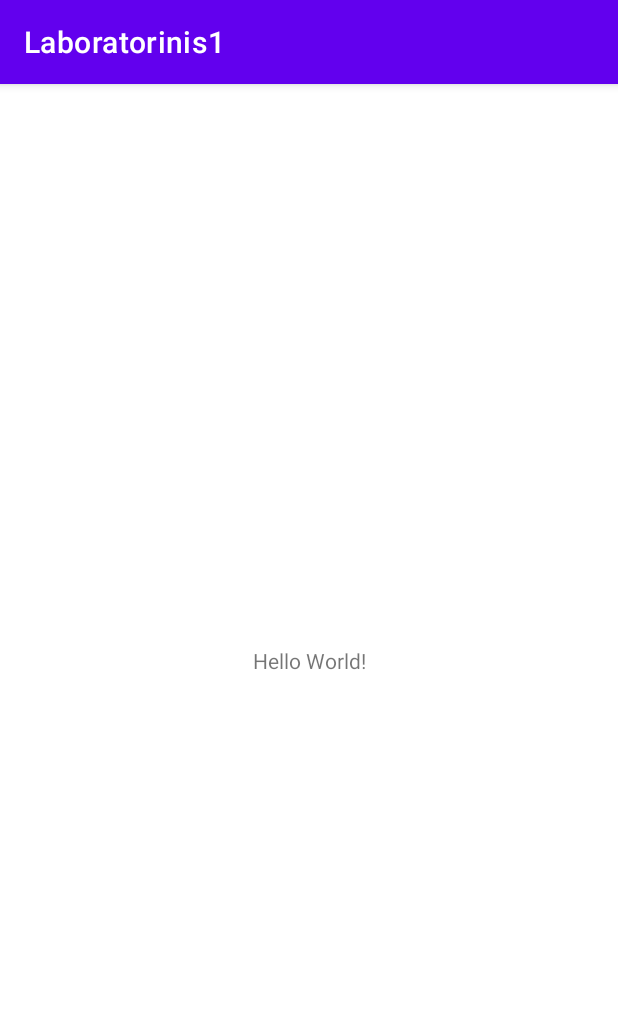
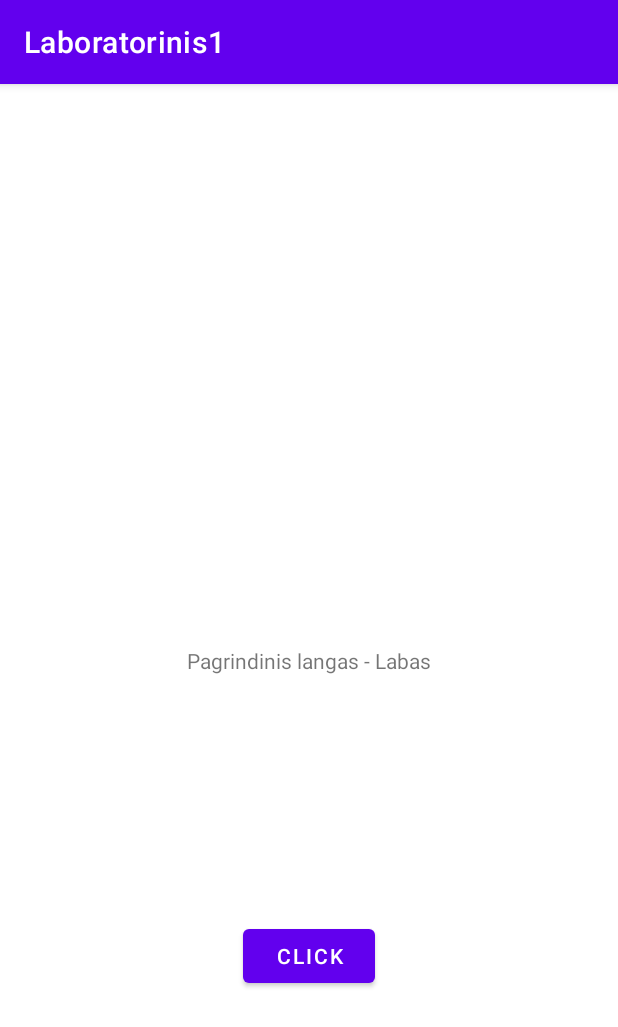
Before and after one commit to Lukaslalas/Laboratorinis.1, an Android app: the screen it shows after launch (MainActivity), on a phone screen of 412 x 824 dp. Shown: the top 1027 px of the screen. Run offline under Robolectric (Android 15) with nearby library versions, the phone set to English and light mode, and no system bars.

Commit message:
8 užduotis

```diff
--- a/app/src/main/java/com/example/laboratorinis1/MainActivity.java
+++ b/app/src/main/java/com/example/laboratorinis1/MainActivity.java
@@ -3,12 +3,24 @@ package com.example.laboratorinis1;
 import androidx.appcompat.app.AppCompatActivity;
 
 import android.os.Bundle;
+import android.view.View;
+import android.widget.TextView;
 
 public class MainActivity extends AppCompatActivity {
+
+    private TextView tvMain;
 
     @Override
     protected void onCreate(Bundle savedInstanceState) {
         super.onCreate(savedInstanceState);
         setContentView(R.layout.activity_main);
+
+        this.tvMain=(TextView)findViewById(R.id.tvMain); //this kviecia globalu
+        this.tvMain.setText("Pagrindinis langas - Labas");
+    }
+
+    public void onBtnMainClick(View view) {
+        this.tvMain.setText("Paspausta");
+
     }
 }
--- a/app/src/main/res/layout/activity_main.xml
+++ b/app/src/main/res/layout/activity_main.xml
@@ -7,6 +7,7 @@
     tools:context=".MainActivity">
 
     <TextView
+        android:id="@+id/tvMain"
         android:layout_width="wrap_content"
         android:layout_height="wrap_content"
         android:text="Hello World!"
@@ -15,4 +16,15 @@
         app:layout_constraintRight_toRightOf="parent"
         app:layout_constraintTop_toTopOf="parent" />
 
+    <Button
+        android:id="@+id/btnMain"
+        android:layout_width="wrap_content"
+        android:layout_height="wrap_content"
+        android:text="Click"
+        android:onClick="onBtnMainClick"
+        app:layout_constraintBottom_toBottomOf="parent"
+        app:layout_constraintEnd_toEndOf="parent"
+        app:layout_constraintStart_toStartOf="parent"
+        app:layout_constraintTop_toBottomOf="@+id/tvMain" />
+
 </androidx.constraintlayout.widget.ConstraintLayout>
```
